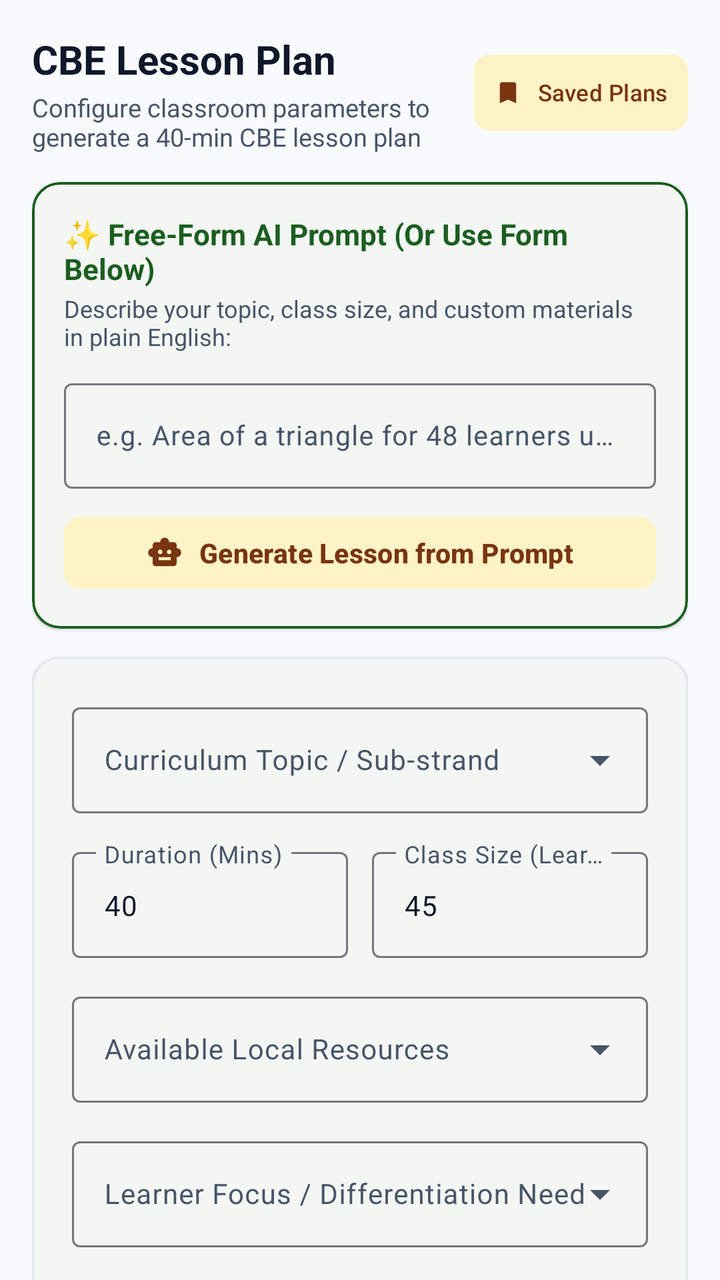
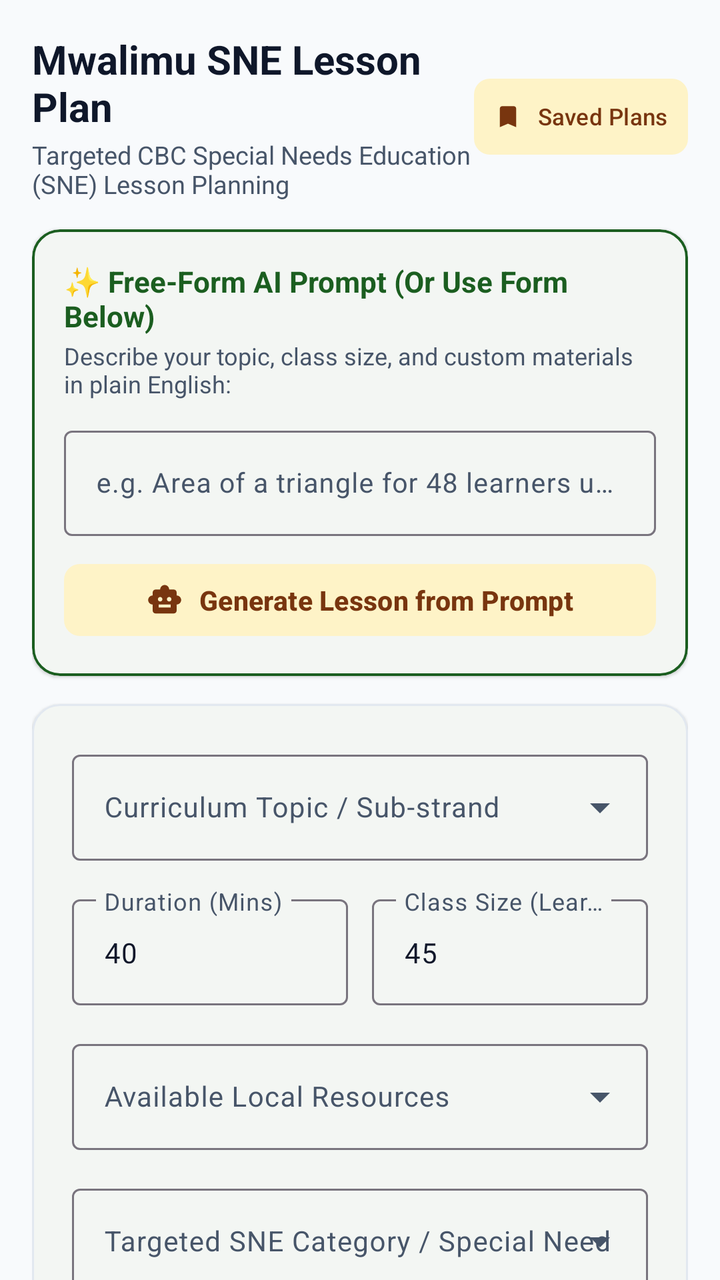

The first picture is an Android layout as it rendered before a commit; the second is the same layout after the commit. The layout source and the unified diff follow.
<!-- AndroidManifest.xml: application theme Theme.MwalimuAI -->
<!-- res/layout/fragment_lesson_planner.xml -->
<?xml version="1.0" encoding="utf-8"?>
<FrameLayout xmlns:android="http://schemas.android.com/apk/res/android"
    xmlns:app="http://schemas.android.com/apk/res-auto"
    android:layout_width="match_parent"
    android:layout_height="match_parent"
    android:background="@color/background">

    <androidx.core.widget.NestedScrollView
        android:id="@+id/scrollPlannerContent"
        android:layout_width="match_parent"
        android:layout_height="match_parent"
        android:fillViewport="true">

        <LinearLayout
            android:layout_width="match_parent"
            android:layout_height="wrap_content"
            android:orientation="vertical"
            android:padding="16dp">

            <LinearLayout
                android:layout_width="match_parent"
                android:layout_height="wrap_content"
                android:gravity="center_vertical"
                android:orientation="horizontal">

                <LinearLayout
                    android:layout_width="0dp"
                    android:layout_height="wrap_content"
                    android:layout_weight="1"
                    android:orientation="vertical">

                    <TextView
                        android:layout_width="wrap_content"
                        android:layout_height="wrap_content"
                        android:text="CBE Lesson Plan"
                        android:textColor="@color/text_primary"
                        android:textSize="20sp"
                        android:textStyle="bold" />

                    <TextView
                        android:layout_width="wrap_content"
                        android:layout_height="wrap_content"
                        android:layout_marginTop="2dp"
                        android:text="Configure classroom parameters to generate a 40-min CBE lesson plan"
                        android:textColor="@color/text_secondary"
                        android:textSize="12.5sp" />
                </LinearLayout>

                <com.google.android.material.button.MaterialButton
                    android:id="@+id/btnViewSavedLessons"
                    style="@style/Widget.Material3.Button.TonalButton"
                    android:layout_width="wrap_content"
                    android:layout_height="38dp"
                    android:insetTop="0dp"
                    android:insetBottom="0dp"
                    android:paddingHorizontal="10dp"
                    android:text="Saved Plans"
                    android:textSize="11.5sp"
                    app:cornerRadius="8dp"
                    app:icon="@drawable/ic_bookmark"
                    app:iconSize="14dp" />
            </LinearLayout>

            
            <com.google.android.material.card.MaterialCardView
                android:layout_width="match_parent"
                android:layout_height="wrap_content"
                android:layout_marginTop="14dp"
                app:cardBackgroundColor="@color/surface"
                app:cardCornerRadius="14dp"
                app:cardElevation="1dp"
                app:strokeColor="@color/primary"
                app:strokeWidth="1.2dp">

                <LinearLayout
                    android:layout_width="match_parent"
                    android:layout_height="wrap_content"
                    android:orientation="vertical"
                    android:padding="16dp">

                    <TextView
                        android:layout_width="wrap_content"
                        android:layout_height="wrap_content"
                        android:text="✨ Free-Form AI Prompt (Or Use Form Below)"
                        android:textColor="@color/primary"
                        android:textSize="14.5sp"
                        android:textStyle="bold" />

                    <TextView
                        android:layout_width="wrap_content"
                        android:layout_height="wrap_content"
                        android:layout_marginTop="2dp"
                        android:layout_marginBottom="10dp"
                        android:text="Describe your topic, class size, and custom materials in plain English:"
                        android:textColor="@color/text_secondary"
                        android:textSize="12sp" />

                    <com.google.android.material.textfield.TextInputLayout
                        android:id="@+id/tilFreeFormPrompt"
                        style="@style/Widget.Material3.TextInputLayout.OutlinedBox"
                        android:layout_width="match_parent"
                        android:layout_height="wrap_content"
                        android:layout_marginBottom="10dp"
                        android:hint="e.g. Area of a triangle for 48 learners using strings and boxes">

                        <com.google.android.material.textfield.TextInputEditText
                            android:id="@+id/etFreeFormPrompt"
                            android:layout_width="match_parent"
                            android:layout_height="wrap_content"
                            android:imeOptions="actionSend"
                            android:inputType="textCapSentences"
                            android:maxLines="2"
                            android:singleLine="true"
                            android:textColor="@color/text_primary"
                            android:textSize="13.5sp" />
                    </com.google.android.material.textfield.TextInputLayout>

                    <com.google.android.material.button.MaterialButton
                        android:id="@+id/btnGenerateFreeForm"
                        style="@style/Widget.Material3.Button.TonalButton"
                        android:layout_width="match_parent"
                        android:layout_height="44dp"
                        android:text="Generate Lesson from Prompt"
                        android:textSize="13.5sp"
                        android:textStyle="bold"
                        app:cornerRadius="8dp"
                        app:icon="@drawable/ic_smart_toy"
                        app:iconGravity="textStart" />
                </LinearLayout>
            </com.google.android.material.card.MaterialCardView>

            <com.google.android.material.card.MaterialCardView
                android:layout_width="match_parent"
                android:layout_height="wrap_content"
                android:layout_marginTop="14dp"
                app:cardBackgroundColor="@color/surface"
                app:cardCornerRadius="14dp"
                app:cardElevation="1dp"
                app:strokeColor="@color/border_light"
                app:strokeWidth="1dp">

                <LinearLayout
                    android:layout_width="match_parent"
                    android:layout_height="wrap_content"
                    android:orientation="vertical"
                    android:padding="20dp">

                    
                    <com.google.android.material.textfield.TextInputLayout
                        android:id="@+id/tilSubStrand"
                        style="@style/Widget.Material3.TextInputLayout.OutlinedBox.ExposedDropdownMenu"
                        android:layout_width="match_parent"
                        android:layout_height="wrap_content"
                        android:layout_marginBottom="14dp"
                        android:hint="Curriculum Topic / Sub-strand">

                        <AutoCompleteTextView
                            android:id="@+id/actvSubStrand"
                            android:layout_width="match_parent"
                            android:layout_height="wrap_content"
                            android:textColor="@color/text_primary"
                            android:textSize="14sp"
                            android:inputType="none" />
                    </com.google.android.material.textfield.TextInputLayout>

                    
                    <LinearLayout
                        android:layout_width="match_parent"
                        android:layout_height="wrap_content"
                        android:layout_marginBottom="14dp"
                        android:orientation="horizontal">

                        <com.google.android.material.textfield.TextInputLayout
                            android:id="@+id/tilDuration"
                            style="@style/Widget.Material3.TextInputLayout.OutlinedBox"
                            android:layout_width="0dp"
                            android:layout_height="wrap_content"
                            android:layout_marginEnd="6dp"
                            android:layout_weight="1"
                            android:hint="Duration (Mins)">

                            <com.google.android.material.textfield.TextInputEditText
                                android:id="@+id/etDuration"
                                android:layout_width="match_parent"
                                android:layout_height="wrap_content"
                                android:textColor="@color/text_primary"
                                android:textSize="14sp"
                                android:inputType="number"
                                android:text="40" />
                        </com.google.android.material.textfield.TextInputLayout>

                        <com.google.android.material.textfield.TextInputLayout
                            android:id="@+id/tilClassSize"
                            style="@style/Widget.Material3.TextInputLayout.OutlinedBox"
                            android:layout_width="0dp"
                            android:layout_height="wrap_content"
                            android:layout_marginStart="6dp"
                            android:layout_weight="1"
                            android:hint="Class Size (Learners)">

                            <com.google.android.material.textfield.TextInputEditText
                                android:id="@+id/etClassSize"
                                android:layout_width="match_parent"
                                android:layout_height="wrap_content"
                                android:textColor="@color/text_primary"
                                android:textSize="14sp"
                                android:inputType="number"
                                android:text="45" />
                        </com.google.android.material.textfield.TextInputLayout>
                    </LinearLayout>

                    
                    <com.google.android.material.textfield.TextInputLayout
                        android:id="@+id/tilResources"
                        style="@style/Widget.Material3.TextInputLayout.OutlinedBox.ExposedDropdownMenu"
                        android:layout_width="match_parent"
                        android:layout_height="wrap_content"
                        android:layout_marginBottom="14dp"
                        android:hint="Available Local Resources">

                        <AutoCompleteTextView
                            android:id="@+id/actvResources"
                            android:layout_width="match_parent"
                            android:layout_height="wrap_content"
                            android:textColor="@color/text_primary"
                            android:textSize="14sp"
                            android:inputType="none" />
                    </com.google.android.material.textfield.TextInputLayout>

                    
                    <com.google.android.material.textfield.TextInputLayout
                        android:id="@+id/tilCustomResources"
                        style="@style/Widget.Material3.TextInputLayout.OutlinedBox"
                        android:layout_width="match_parent"
                        android:layout_height="wrap_content"
                        android:layout_marginBottom="14dp"
                        android:hint="Specify Your Local Materials"
                        app:helperText="e.g. Avocado seeds, dry sticks, bean counters, bottle caps"
                        app:helperTextTextColor="@color/text_secondary"
                        android:visibility="gone">

                        <com.google.android.material.textfield.TextInputEditText
                            android:id="@+id/etCustomResources"
                            android:layout_width="match_parent"
                            android:layout_height="wrap_content"
                            android:inputType="textCapSentences"
                            android:textColor="@color/text_primary"
                            android:textSize="14sp" />
                    </com.google.android.material.textfield.TextInputLayout>

                    
                    <com.google.android.material.textfield.TextInputLayout
                        android:id="@+id/tilLearningNeed"
                        style="@style/Widget.Material3.TextInputLayout.OutlinedBox.ExposedDropdownMenu"
                        android:layout_width="match_parent"
                        android:layout_height="wrap_content"
                        android:layout_marginBottom="14dp"
                        android:hint="Learner Focus / Differentiation Need">

                        <AutoCompleteTextView
                            android:id="@+id/actvLearningNeed"
                            android:layout_width="match_parent"
                            android:layout_height="wrap_content"
                            android:textColor="@color/text_primary"
                            android:textSize="14sp"
                            android:inputType="none" />
                    </com.google.android.material.textfield.TextInputLayout>

                    
                    <com.google.android.material.textfield.TextInputLayout
                        android:id="@+id/tilStrategy"
                        style="@style/Widget.Material3.TextInputLayout.OutlinedBox.ExposedDropdownMenu"
                        android:layout_width="match_parent"
                        android:layout_height="wrap_content"
                        android:layout_marginBottom="14dp"
                        android:hint="Teaching Strategy / Activity Focus">

                        <AutoCompleteTextView
                            android:id="@+id/actvStrategy"
                            android:layout_width="match_parent"
                            android:layout_height="wrap_content"
                            android:textColor="@color/text_primary"
                            android:textSize="14sp"
                            android:inputType="none" />
                    </com.google.android.material.textfield.TextInputLayout>

                    
                    <com.google.android.material.textfield.TextInputLayout
                        android:id="@+id/tilCustomHook"
                        style="@style/Widget.Material3.TextInputLayout.OutlinedBox"
                        android:layout_width="match_parent"
                        android:layout_height="wrap_content"
                        android:layout_marginBottom="16dp"
                        android:hint="Custom Lesson Hook or Activity Idea (Optional)"
                        app:helperText="e.g. Learners count avocado seeds into 3 farmer baskets"
                        app:helperTextTextColor="@color/text_secondary">

                        <com.google.android.material.textfield.TextInputEditText
                            android:id="@+id/etCustomHook"
                            android:layout_width="match_parent"
                            android:layout_height="wrap_content"
                            android:inputType="textMultiLine|textCapSentences"
                            android:minLines="2"
                            android:textColor="@color/text_primary"
                            android:textSize="14sp" />
                    </com.google.android.material.textfield.TextInputLayout>

                    
                    <com.google.android.material.materialswitch.MaterialSwitch
                        android:id="@+id/switchElectricity"
                        android:layout_width="match_parent"
                        android:layout_height="wrap_content"
                        android:layout_marginBottom="8dp"
                        android:text="Electricity Available in Classroom"
                        android:textColor="@color/text_primary" />

                    <com.google.android.material.materialswitch.MaterialSwitch
                        android:id="@+id/switchInternet"
                        android:layout_width="match_parent"
                        android:layout_height="wrap_content"
                        android:layout_marginBottom="20dp"
                        android:text="Internet Access Available"
                        android:textColor="@color/text_primary" />

                    
                    <com.google.android.material.button.MaterialButton
                        android:id="@+id/btnGeneratePlan"
                        style="@style/Widget.Material3.Button"
                        android:layout_width="match_parent"
                        android:layout_height="52dp"
                        android:backgroundTint="@color/primary"
                        android:text="@string/btn_generate_lesson"
                        android:textSize="15sp"
                        android:textStyle="bold"
                        app:cornerRadius="10dp"
                        app:icon="@drawable/ic_verified"
                        app:iconGravity="textStart" />

                </LinearLayout>
            </com.google.android.material.card.MaterialCardView>

        </LinearLayout>
    </androidx.core.widget.NestedScrollView>

    
    <FrameLayout
        android:id="@+id/layoutGeneratingOverlay"
        android:layout_width="match_parent"
        android:layout_height="match_parent"
        android:background="#99000000"
        android:clickable="true"
        android:elevation="20dp"
        android:focusable="true"
        android:visibility="gone">

        <com.google.android.material.card.MaterialCardView
            android:layout_width="290dp"
            android:layout_height="wrap_content"
            android:layout_gravity="center"
            app:cardBackgroundColor="@color/surface"
            app:cardCornerRadius="18dp"
            app:cardElevation="10dp"
            app:strokeWidth="0dp">

            <LinearLayout
                android:layout_width="match_parent"
                android:layout_height="wrap_content"
                android:gravity="center"
                android:orientation="vertical"
                android:padding="28dp">

                <com.google.android.material.progressindicator.CircularProgressIndicator
                    android:id="@+id/cpiDeveloping"
                    android:layout_width="wrap_content"
                    android:layout_height="wrap_content"
                    android:indeterminate="true"
                    app:indicatorColor="@color/primary"
                    app:indicatorSize="48dp"
                    app:trackColor="@color/primary_container"
                    app:trackThickness="4dp" />

                <TextView
                    android:layout_width="wrap_content"
                    android:layout_height="wrap_content"
                    android:layout_marginTop="20dp"
                    android:text="Developing the plan..."
                    android:textColor="@color/text_primary"
                    android:textSize="17sp"
                    android:textStyle="bold" />

                <TextView
                    android:layout_width="wrap_content"
                    android:layout_height="wrap_content"
                    android:layout_marginTop="8dp"
                    android:gravity="center"
                    android:lineSpacingExtra="2dp"
                    android:text="Preparing scenario, classroom activities, and exit ticket..."
                    android:textColor="@color/text_secondary"
                    android:textSize="13sp" />

            </LinearLayout>
        </com.google.android.material.card.MaterialCardView>
    </FrameLayout>

</FrameLayout>
<!-- resources referenced by this layout -->
<resources>
  <color name="background">#F8FAFC</color>
  <color name="border_light">#E2E8F0</color>
  <color name="primary">#1B5E20</color>
  <color name="primary_container">#DCFCE7</color>
  <color name="surface">#FFFFFF</color>
  <color name="text_primary">#0F172A</color>
  <color name="text_secondary">#475569</color>
  <!-- drawable ic_bookmark (drawable) -->
  <vector xmlns:android="http://schemas.android.com/apk/res/android"
      android:width="24dp"
      android:height="24dp"
      android:viewportWidth="24"
      android:viewportHeight="24">
    <path
        android:fillColor="@android:color/white"
        android:pathData="M17,3H7c-1.1,0 -1.99,0.9 -1.99,2L5,21l7,-3 7,3V5c0,-1.1 -0.9,-2 -2,-2z"/>
  </vector>
  <!-- drawable ic_smart_toy (drawable) -->
  <vector xmlns:android="http://schemas.android.com/apk/res/android"
      android:width="24dp"
      android:height="24dp"
      android:viewportWidth="24"
      android:viewportHeight="24">
    <path
        android:fillColor="@android:color/white"
        android:pathData="M20,9V7c0,-1.1 -0.9,-2 -2,-2h-3c0,-1.66 -1.34,-3 -3,-3S9,3.34 9,5H6C4.9,5 4,5.9 4,7v2c-1.66,0 -3,1.34 -3,3s1.34,3 3,3v4c0,1.1 0.9,2 2,2h12c1.1,0 2,-0.9 2,-2v-4c1.66,0 3,-1.34 3,-3s-1.34,-3 -3,-3zM7.5,11.5c0,-0.83 0.67,-1.5 1.5,-1.5s1.5,0.67 1.5,1.5S9.83,13 9,13s-1.5,-0.67 -1.5,-1.5zM16,17H8v-2h8v2zM15,13c-0.83,0 -1.5,-0.67 -1.5,-1.5s0.67,-1.5 1.5,-1.5 1.5,0.67 1.5,1.5 -0.67,1.5 -1.5,1.5z"/>
  </vector>
  <!-- drawable ic_verified (drawable) -->
  <vector xmlns:android="http://schemas.android.com/apk/res/android"
      android:width="24dp"
      android:height="24dp"
      android:viewportWidth="24"
      android:viewportHeight="24">
    <path
        android:fillColor="@android:color/white"
        android:pathData="M12,1L3,5v6c0,5.55 3.84,10.74 9,12 5.16,-1.26 9,-6.45 9,-12V5l-9,-4zm-2,16l-4,-4 1.41,-1.41L10,14.17l6.59,-6.59L18,9l-8,8z"/>
  </vector>
  <string name="btn_generate_lesson">Generate CBE Lesson Plan</string>
  <style name="Theme.MwalimuAI" parent="Theme.Material3.DayNight.NoActionBar">
          
          <item name="colorPrimary">@color/primary</item>
          <item name="colorOnPrimary">@color/white</item>
          <item name="colorPrimaryContainer">@color/primary_container</item>
          <item name="colorOnPrimaryContainer">@color/on_primary_container</item>
          
          
          <item name="colorSecondary">@color/secondary</item>
          <item name="colorOnSecondary">@color/white</item>
          <item name="colorSecondaryContainer">@color/secondary_container</item>
          <item name="colorOnSecondaryContainer">@color/on_secondary_container</item>
  
          
          <item name="colorTertiary">@color/tertiary</item>
          <item name="colorOnTertiary">@color/white</item>
          <item name="colorTertiaryContainer">@color/tertiary_container</item>
          <item name="colorOnTertiaryContainer">@color/on_tertiary_container</item>
  
          
          <item name="android:colorBackground">@color/background</item>
          <item name="colorSurface">@color/surface</item>
          <item name="colorOnSurface">@color/text_primary</item>
          <item name="colorSurfaceVariant">@color/surface_variant</item>
          <item name="colorOnSurfaceVariant">@color/text_secondary</item>
  
          
          <item name="android:statusBarColor">@color/primary_dark</item>
          <item name="android:windowLightStatusBar">false</item>
          <item name="android:navigationBarColor">@color/surface</item>
          <item name="android:windowLightNavigationBar">true</item>
      </style>
  <color name="white">#FFFFFFFF</color>
  <color name="on_primary_container">#14532D</color>
  <color name="secondary">#D97706</color>
  <color name="secondary_container">#FEF3C7</color>
  <color name="on_secondary_container">#78350F</color>
  <color name="tertiary">#0284C7</color>
  <color name="tertiary_container">#E0F2FE</color>
  <color name="on_tertiary_container">#0369A1</color>
  <color name="surface_variant">#F1F5F9</color>
  <color name="primary_dark">#0E3813</color>
</resources>

<!-- the commit's change to res/layout/fragment_lesson_planner.xml (unified diff, before → after) -->
@@ -32,7 +32,7 @@
                     <TextView
                         android:layout_width="wrap_content"
                         android:layout_height="wrap_content"
-                        android:text="CBE Lesson Plan"
+                        android:text="Mwalimu SNE Lesson Plan"
                         android:textColor="@color/text_primary"
                         android:textSize="20sp"
                         android:textStyle="bold" />
@@ -41,7 +41,7 @@
                         android:layout_width="wrap_content"
                         android:layout_height="wrap_content"
                         android:layout_marginTop="2dp"
-                        android:text="Configure classroom parameters to generate a 40-min CBE lesson plan"
+                        android:text="Targeted CBC Special Needs Education (SNE) Lesson Planning"
                         android:textColor="@color/text_secondary"
                         android:textSize="12.5sp" />
                 </LinearLayout>
@@ -255,7 +255,7 @@
                         android:layout_width="match_parent"
                         android:layout_height="wrap_content"
                         android:layout_marginBottom="14dp"
-                        android:hint="Learner Focus / Differentiation Need">
+                        android:hint="Targeted SNE Category / Special Need">
 
                         <AutoCompleteTextView
                             android:id="@+id/actvLearningNeed"
<!-- resource entries referenced after the edit -->
@@ -37,7 +37,7 @@
         android:fillColor="@android:color/white"
         android:pathData="M12,1L3,5v6c0,5.55 3.84,10.74 9,12 5.16,-1.26 9,-6.45 9,-12V5l-9,-4zm-2,16l-4,-4 1.41,-1.41L10,14.17l6.59,-6.59L18,9l-8,8z"/>
   </vector>
-  <string name="btn_generate_lesson">Generate CBE Lesson Plan</string>
+  <string name="btn_generate_lesson">Generate Targeted SNE Lesson Plan</string>
   <style name="Theme.MwalimuAI" parent="Theme.Material3.DayNight.NoActionBar">
           
           <item name="colorPrimary">@color/primary</item>
